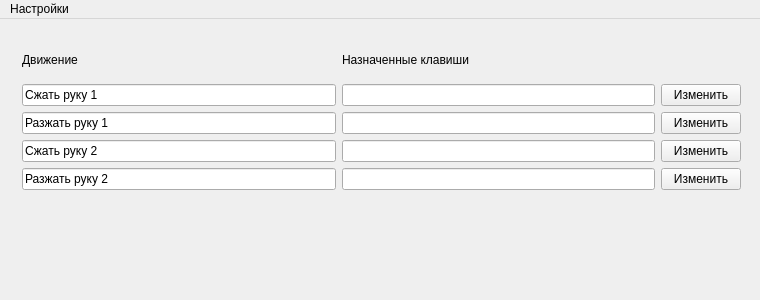
Qt form VS/NeiroApp/NeiroApp/GUI/MainWindow.ui (RazuvaevDD/ProjectWork2019Neiro) before a commit.
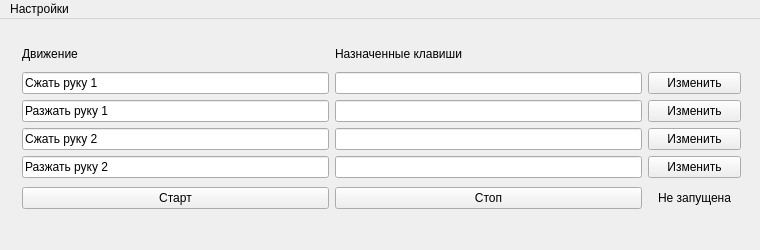
The same form after that commit.

Commit message: Added start and stop buttons, and current state label

Patch:
```diff
--- a/VS/NeiroApp/NeiroApp/GUI/MainWindow.ui
+++ b/VS/NeiroApp/NeiroApp/GUI/MainWindow.ui
@@ -7,7 +7,7 @@
     <x>0</x>
     <y>0</y>
     <width>760</width>
-    <height>300</height>
+    <height>250</height>
    </rect>
   </property>
   <property name="sizePolicy">
@@ -19,13 +19,13 @@
   <property name="minimumSize">
    <size>
     <width>760</width>
-    <height>300</height>
+    <height>250</height>
    </size>
   </property>
   <property name="maximumSize">
    <size>
     <width>760</width>
-    <height>300</height>
+    <height>250</height>
    </size>
   </property>
   <property name="windowTitle">
@@ -41,7 +41,7 @@
       <x>11</x>
       <y>11</y>
       <width>741</width>
-      <height>171</height>
+      <height>193</height>
      </rect>
     </property>
     <layout class="QGridLayout" name="gridLayout">
@@ -155,6 +155,42 @@
        </property>
       </widget>
      </item>
+     <item row="5" column="0">
+      <widget class="QPushButton" name="startButton">
+       <property name="text">
+        <string>Старт</string>
+       </property>
+      </widget>
+     </item>
+     <item row="5" column="1">
+      <widget class="QPushButton" name="stopButton">
+       <property name="text">
+        <string>Стоп</string>
+       </property>
+      </widget>
+     </item>
+     <item row="5" column="2">
+      <widget class="QLabel" name="label">
+       <property name="minimumSize">
+        <size>
+         <width>93</width>
+         <height>28</height>
+        </size>
+       </property>
+       <property name="maximumSize">
+        <size>
+         <width>93</width>
+         <height>28</height>
+        </size>
+       </property>
+       <property name="text">
+        <string>Не запущена</string>
+       </property>
+       <property name="alignment">
+        <set>Qt::AlignCenter</set>
+       </property>
+      </widget>
+     </item>
     </layout>
    </widget>
   </widget>
```
Left out of the diff: 78 changed lines with no effect on the pictures. The commit also changes 3 other files.
